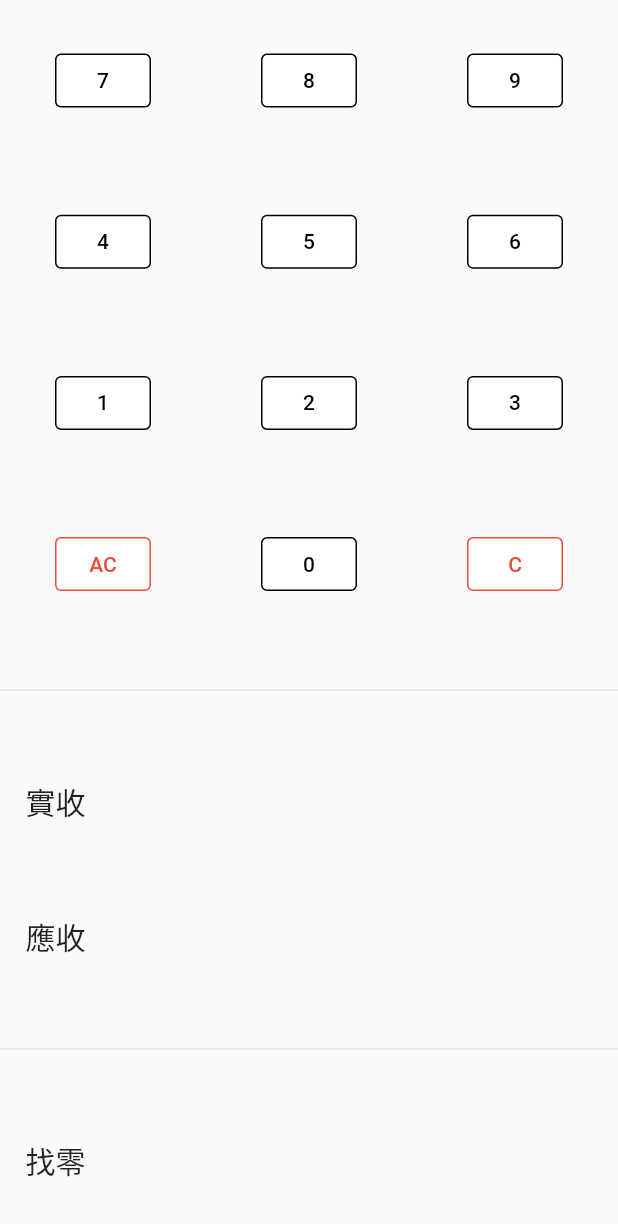
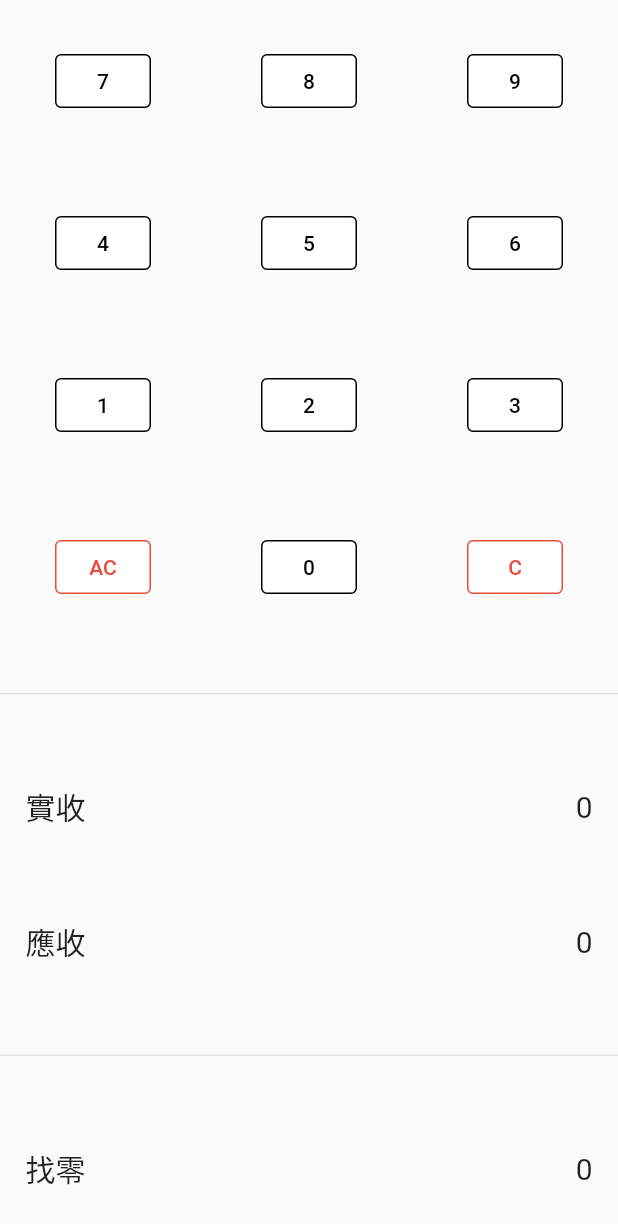
Before and after one commit to hsipl/order_system, a Flutter app: the Calculator widget shown alone on an empty page, opened directly, on a phone screen of 412 x 824 dp. Shown: the top 1224 px of the screen. Run offline on Flutter 3.47's test engine with Material 2 defaults, Android fonts, the light colour scheme and no system bars; our stand-ins replace flutter_redux, flutter_spinkit, page_transition, redux, shared_preferences; accounts and stored records are empty; network calls fail.

Commit message:
final shopping dialog complete

```diff
--- a/client/lib/model/app_state.dart
+++ b/client/lib/model/app_state.dart
@@ -14,6 +14,7 @@ class AppState {
     productList = another.productList;
     tempShoppingList = another.tempShoppingList;
     totalAmount = another.totalAmount;
+    sheetNo = another.sheetNo;
   }
 
   List<ShoppingItem> get newShoppingList => shoppingList;
@@ -23,4 +24,6 @@ class AppState {
   List get newTempShoppingList => tempShoppingList;
 
   int get newTotalAmount => totalAmount;
+
+  int get newSheetNo => sheetNo;
 }
--- a/client/lib/redux/actions/shopping_action.dart
+++ b/client/lib/redux/actions/shopping_action.dart
@@ -15,3 +15,7 @@ class ShoppingListClear {
 class UpdateTotalAmount{
   UpdateTotalAmount();
 }
+
+class UpdateSheetNo{
+  UpdateSheetNo();
+}
--- a/client/lib/redux/reducers.dart
+++ b/client/lib/redux/reducers.dart
@@ -33,6 +33,10 @@ AppState reducer(AppState prevState, dynamic action) {
       prevState.totalAmount += item.quantity * int.parse(item.product.price);
     }
     newState.totalAmount = prevState.totalAmount;
+  } else if (action is UpdateSheetNo) {
+    prevState.sheetNo += 1;
+
+    newState.sheetNo = prevState.sheetNo;
   }
 
   // Product清單
--- a/client/lib/widget/shopping_column/calculator.dart
+++ b/client/lib/widget/shopping_column/calculator.dart
@@ -1,6 +1,10 @@
+import 'package:client/model/app_state.dart';
 import 'package:client/widget/button_style/styled_buttons.dart';
+import 'package:flutter/cupertino.dart';
+import 'package:flutter_redux/flutter_redux.dart';
 import '../../services/decorations.dart';
 import 'package:flutter/material.dart';
+
 class Calculator extends StatefulWidget {
   const Calculator({
     Key? key,
@@ -11,15 +15,32 @@ class Calculator extends StatefulWidget {
 }
 
 class _CalculatorState extends State<Calculator> {
-  List buttons = List.generate(
+  String calculatorValue = "0";
+  List buttons = [];
+
+  @override
+  void initState() {
+    buttons = List.generate(
       10,
       (index) => ActionButton(
           color: primaryTextColor,
           action: index.toString(),
-          onPress: () => print(index)));
+          onPress: () {
+            setState(() {
+              calculatorValue += index.toString();
+            });
+          }),
+    );
+    // TODO: implement initState
+    super.initState();
+  }
 
   @override
   Widget build(BuildContext context) {
+    return StoreConnector<AppState, AppState>(
+      converter: (store) => store.state,
+      builder: (context, store) {
+        int totalAmount = store.newTotalAmount;
         return Column(
           crossAxisAlignment: CrossAxisAlignment.center,
           mainAxisAlignment: MainAxisAlignment.spaceAround,
@@ -58,51 +79,86 @@ class _CalculatorState extends State<Calculator> {
                 ActionButton(
                     color: kCancelButtonColor,
                     action: "AC",
-                onPress: () => print(10)),
+                    onPress: () {
+                      setState(() {
+                        calculatorValue = "0";
+                      });
+                    }),
                 buttons[0],
                 ActionButton(
                     color: kCancelButtonColor,
                     action: "C",
-                onPress: () => print(10)),
+                    onPress: () {
+                      setState(() {
+                        List<String> c = calculatorValue.split("");
+                        c.removeLast();
+                        if(c.isEmpty){
+                          calculatorValue = "0";
+                        }else{
+                          calculatorValue = c.join();
+                        }
+
+                      });
+                    }),
               ],
             ),
             const Divider(
               height: 1,
             ),
-        const Padding(
-          padding: EdgeInsets.fromLTRB(17,0,0,0),
-          child: Align(
-            alignment: Alignment.centerLeft,
-            child: Text(
-              '實收',
+            Padding(
+              padding: EdgeInsets.fromLTRB(17, 0, 17, 0),
+              child: Row(
+                mainAxisAlignment: MainAxisAlignment.spaceBetween,
+                children: [
+                  Text(
+                    "實收",
                     style: TextStyle(fontSize: 20),
                   ),
+                  Text(
+                    "${int.parse(calculatorValue)}",
+                    style: TextStyle(fontSize: 20),
+                  )
+                ],
               ),
             ),
-        const Padding(
-          padding: EdgeInsets.fromLTRB(17,0,0,0),
-          child: Align(
-            alignment: Alignment.centerLeft,
-            child: Text(
-              '應收',
+            Padding(
+              padding: EdgeInsets.fromLTRB(17, 0, 17, 0),
+              child: Row(
+                mainAxisAlignment: MainAxisAlignment.spaceBetween,
+                children: [
+                  Text(
+                    "應收",
                     style: TextStyle(fontSize: 20),
                   ),
+                  Text(
+                    "$totalAmount",
+                    style: TextStyle(fontSize: 20),
+                  )
+                ],
               ),
             ),
             const Divider(
               height: 1,
             ),
-        const Padding(
-          padding: EdgeInsets.fromLTRB(17,0,0,5),
-          child: Align(
-            alignment: Alignment.centerLeft,
-            child: Text(
-              '找零',
+            Padding(
+              padding: EdgeInsets.fromLTRB(17, 0, 17, 0),
+              child: Row(
+                mainAxisAlignment: MainAxisAlignment.spaceBetween,
+                children: [
+                  Text(
+                    "找零",
                     style: TextStyle(fontSize: 20),
                   ),
+                  Text(
+                    "${int.parse(calculatorValue) - totalAmount}",
+                    style: TextStyle(fontSize: 20),
+                  )
+                ],
               ),
             ),
           ],
         );
+      },
+    );
   }
 }
--- a/client/lib/widget/shopping_column/shopping_column.dart
+++ b/client/lib/widget/shopping_column/shopping_column.dart
@@ -21,6 +21,7 @@ class _ShoppingColumnState extends State<ShoppingColumn> {
       converter: (store) => store.state,
       builder: (context, store) {
         int totalAmount = store.newTotalAmount;
+        int sheetNo = store.newSheetNo;
         return Expanded(
           child: Padding(
             padding: const EdgeInsets.fromLTRB(0, 5, 4, 5),
@@ -59,7 +60,7 @@ class _ShoppingColumnState extends State<ShoppingColumn> {
                                 BorderRadius.all(Radius.circular(20.0))),
                         child: Center(
                             child: Text(
-                          "編號:0\n總金額 $totalAmount 元",
+                          "編號 : $sheetNo \n總金額 $totalAmount 元",
                           textAlign: TextAlign.center,
                           style: const TextStyle(fontSize: 25),
                         )),
```
Also changed, not shown: client/lib/widget/shopping_column/action_row.dart (added, +56 -0 lines), client/lib/widget/shopping_column/final_shopping_list.dart (+27 -9 lines), client/lib/widget/shopping_column/shopping_confirm_dialog.dart (+16 -9 lines), client/pubspec.lock. Lines whose indentation alone changed are shown as unchanged.
